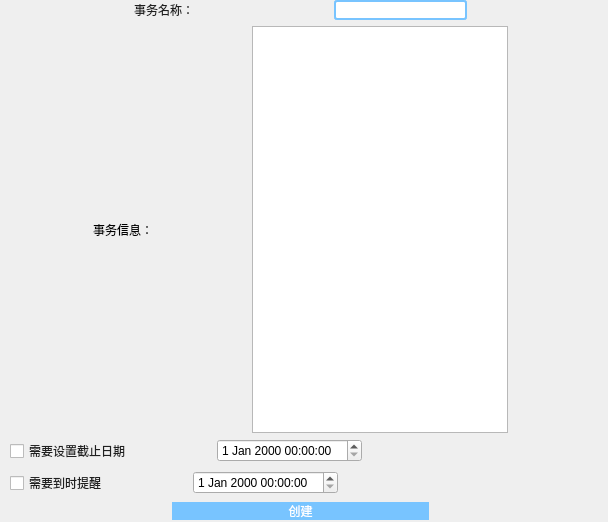
The window that add_job.ui (interestingLSY/DDL-Firewall) describes before a commit, drawn with Qt 5.
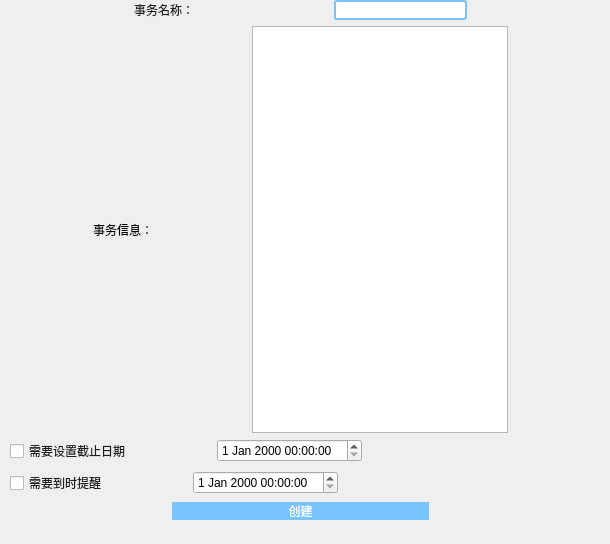
The same window after the commit.

Diff of the .ui file:
```diff
--- a/add_job.ui
+++ b/add_job.ui
@@ -6,8 +6,8 @@
    <rect>
     <x>0</x>
     <y>0</y>
-    <width>608</width>
-    <height>522</height>
+    <width>610</width>
+    <height>544</height>
    </rect>
   </property>
   <property name="windowTitle">
```
